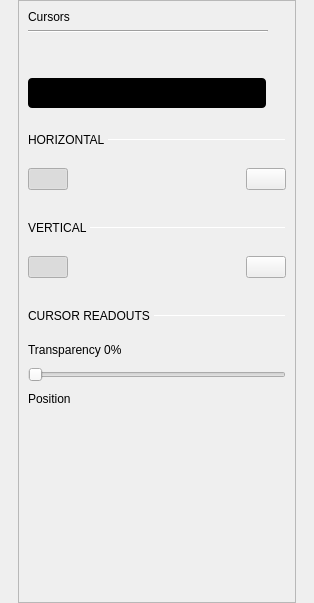
The window that ui/cursors_settings.ui (analogdevicesinc/scopy) describes before a commit, drawn with Qt 5.
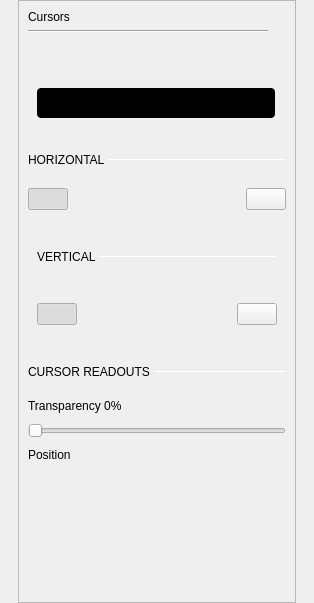
The same window after the commit. Custom widgets are drawn as their Qt base class.

Commit message: Logic Analyzer: Removed spacers from Cursors menu

```diff
--- a/ui/cursors_settings.ui
+++ b/ui/cursors_settings.ui
@@ -119,6 +119,15 @@
           <enum>QLayout::SetDefaultConstraint</enum>
          </property>
          <item>
+          <widget class="QWidget" name="widgteBtnNormalTrack" native="true">
+           <layout class="QVBoxLayout" name="verticalLayout_6">
+            <property name="topMargin">
+             <number>10</number>
+            </property>
+            <property name="bottomMargin">
+             <number>10</number>
+            </property>
+            <item>
           <spacer name="verticalSpacer_3">
            <property name="orientation">
             <enum>Qt::Vertical</enum>
@@ -135,11 +144,6 @@
           </spacer>
          </item>
          <item>
-          <layout class="QVBoxLayout" name="verticalLayout_6">
-           <property name="topMargin">
-            <number>0</number>
-           </property>
-           <item>
             <widget class="adiscope::CustomSwitch" name="btnNormalTrack">
              <property name="enabled">
               <bool>true</bool>
@@ -243,8 +247,6 @@
              </property>
             </widget>
            </item>
-          </layout>
-         </item>
          <item>
           <spacer name="verticalSpacer_7">
            <property name="orientation">
@@ -261,6 +263,9 @@
            </property>
           </spacer>
          </item>
+           </layout>
+          </widget>
+         </item>
          <item>
           <layout class="QHBoxLayout" name="horizontalLayout_4">
            <property name="topMargin">
@@ -375,6 +380,7 @@
         </layout>
        </item>
        <item>
+        <widget class="QWidget" name="widgetVertical" native="true">
         <layout class="QGridLayout" name="gridLayout_2">
          <property name="horizontalSpacing">
           <number>0</number>
@@ -450,8 +456,10 @@
           </spacer>
          </item>
         </layout>
+        </widget>
        </item>
        <item>
+        <widget class="QWidget" name="widgetVerticalBtns" native="true">
         <layout class="QVBoxLayout" name="verticalLayout_4">
          <property name="spacing">
           <number>10</number>
@@ -500,6 +508,7 @@
           </layout>
          </item>
         </layout>
+        </widget>
        </item>
        <item>
         <layout class="QVBoxLayout" name="verticalLayout_2">
```
Lines whose indentation alone changed are shown as unchanged. The commit also changes 1 other file.
